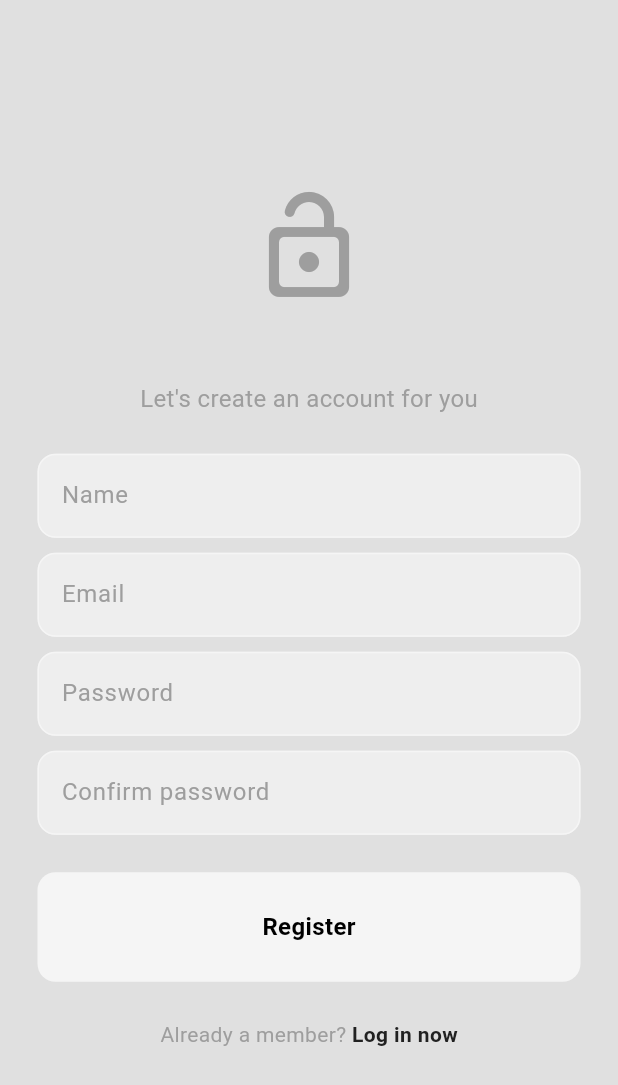
After one commit to SebastianBruce/social-media-clone, a Flutter app: the screen it shows after launch, after a tap on "Register now", on a phone screen of 412 x 824 dp. The commit adds this screen. Shown: the top 1085 px of the screen. Run offline on Flutter 3.47's test engine with Material 3 defaults, Android fonts, the phone set to English and light mode, and no system bars; our stand-ins replace cached_network_image, cloud_firestore, file_picker, firebase_auth, firebase_core, firebase_storage and 1 more; accounts and stored records are empty.

Commit message:
make responsive and compatible with web, build and host on the web

```diff
--- a/lib/features/auth/presentation/pages/login_page.dart
+++ b/lib/features/auth/presentation/pages/login_page.dart
@@ -21,6 +21,7 @@ import 'package:flutter_bloc/flutter_bloc.dart';
 import 'package:social_media_clone/features/auth/presentation/components/my_button.dart';
 import 'package:social_media_clone/features/auth/presentation/components/my_text_field.dart';
 import 'package:social_media_clone/features/auth/presentation/cubits/auth_cubit.dart';
+import 'package:social_media_clone/responsive/constrained_scaffold.dart';
 
 class LoginPage extends StatefulWidget {
   final void Function()? togglePages;
@@ -69,7 +70,7 @@ class _LoginPageState extends State<LoginPage> {
   @override
   Widget build(BuildContext context) {
     // SCAFFOLD
-    return Scaffold(
+    return ConstrainedScaffold(
       // BODY
       body: SafeArea(
         child: Center(
--- a/lib/features/auth/presentation/pages/register_page.dart
+++ b/lib/features/auth/presentation/pages/register_page.dart
@@ -3,6 +3,7 @@ import 'package:flutter_bloc/flutter_bloc.dart';
 import 'package:social_media_clone/features/auth/presentation/components/my_button.dart';
 import 'package:social_media_clone/features/auth/presentation/components/my_text_field.dart';
 import 'package:social_media_clone/features/auth/presentation/cubits/auth_cubit.dart';
+import 'package:social_media_clone/responsive/constrained_scaffold.dart';
 
 class RegisterPage extends StatefulWidget {
   final void Function()? togglePages;
@@ -68,7 +69,7 @@ class _RegisterPageState extends State<RegisterPage> {
   @override
   Widget build(BuildContext context) {
     // SCAFFOLD
-    return Scaffold(
+    return ConstrainedScaffold(
       // BODY
       body: SafeArea(
         child: Center(
--- a/lib/features/home/presentation/pages/home_page.dart
+++ b/lib/features/home/presentation/pages/home_page.dart
@@ -5,6 +5,7 @@ import 'package:social_media_clone/features/post/components/post_tile.dart';
 import 'package:social_media_clone/features/post/presentation/cubits/post_cubit.dart';
 import 'package:social_media_clone/features/post/presentation/cubits/post_states.dart';
 import 'package:social_media_clone/features/post/presentation/pages/upload_post_page.dart';
+import 'package:social_media_clone/responsive/constrained_scaffold.dart';
 
 class HomePage extends StatefulWidget {
   const HomePage({super.key});
@@ -39,7 +40,7 @@ class _HomePageState extends State<HomePage> {
   @override
   Widget build(BuildContext context) {
     // SCAFFOLD
-    return Scaffold(
+    return ConstrainedScaffold(
       // APP BAR
       appBar: AppBar(
         title: const Text("Home"),
--- a/lib/features/post/presentation/pages/upload_post_page.dart
+++ b/lib/features/post/presentation/pages/upload_post_page.dart
@@ -10,6 +10,7 @@ import 'package:social_media_clone/features/auth/presentation/cubits/auth_cubit.
 import 'package:social_media_clone/features/post/domain/entities/post.dart';
 import 'package:social_media_clone/features/post/presentation/cubits/post_cubit.dart';
 import 'package:social_media_clone/features/post/presentation/cubits/post_states.dart';
+import 'package:social_media_clone/responsive/constrained_scaffold.dart';
 
 class UploadPostPage extends StatefulWidget {
   const UploadPostPage({super.key});
@@ -132,7 +133,7 @@ class _UploadPostPageState extends State<UploadPostPage> {
 
   Widget buildUploadPage() {
     // SCAFFOLD
-    return Scaffold(
+    return ConstrainedScaffold(
       // APP BAR
       appBar: AppBar(
         title: const Text("Create Post"),
--- a/lib/features/profile/presentation/pages/edit_profile_page.dart
+++ b/lib/features/profile/presentation/pages/edit_profile_page.dart
@@ -9,6 +9,7 @@ import 'package:social_media_clone/features/auth/presentation/components/my_text
 import 'package:social_media_clone/features/profile/domain/entities/profile_user.dart';
 import 'package:social_media_clone/features/profile/presentation/cubits/profile_cubit.dart';
 import 'package:social_media_clone/features/profile/presentation/cubits/profile_states.dart';
+import 'package:social_media_clone/responsive/constrained_scaffold.dart';
 
 class EditProfilePage extends StatefulWidget {
   final ProfileUser user;
@@ -105,7 +106,7 @@ class _EditProfilePageState extends State<EditProfilePage> {
   }
 
   Widget buildEditPage() {
-    return Scaffold(
+    return ConstrainedScaffold(
       appBar: AppBar(
         title: const Text("Edit Profile"),
         foregroundColor: Theme.of(context).colorScheme.primary,
--- a/lib/features/profile/presentation/pages/follower_page.dart
+++ b/lib/features/profile/presentation/pages/follower_page.dart
@@ -11,6 +11,7 @@ import 'package:flutter/material.dart';
 import 'package:flutter_bloc/flutter_bloc.dart';
 import 'package:social_media_clone/features/profile/presentation/components/user_tile.dart';
 import 'package:social_media_clone/features/profile/presentation/cubits/profile_cubit.dart';
+import 'package:social_media_clone/responsive/constrained_scaffold.dart';
 
 class FollowerPage extends StatelessWidget {
   final List<String> followers;
@@ -29,7 +30,7 @@ class FollowerPage extends StatelessWidget {
       length: 2,
 
       // SCAFFOLD
-      child: Scaffold(
+      child: ConstrainedScaffold(
         // App bar
         appBar: AppBar(
           // Tab Bar
--- a/lib/features/profile/presentation/pages/profile_page.dart
+++ b/lib/features/profile/presentation/pages/profile_page.dart
@@ -13,6 +13,7 @@ import 'package:social_media_clone/features/profile/presentation/cubits/profile_
 import 'package:social_media_clone/features/profile/presentation/cubits/profile_states.dart';
 import 'package:social_media_clone/features/profile/presentation/pages/edit_profile_page.dart';
 import 'package:social_media_clone/features/profile/presentation/pages/follower_page.dart';
+import 'package:social_media_clone/responsive/constrained_scaffold.dart';
 
 class ProfilePage extends StatefulWidget {
   final String uid;
@@ -90,7 +91,9 @@ class _ProfilePageState extends State<ProfilePage> {
         // profile loaded
         final user = state.profileUser;
 
-        return Scaffold(
+        // SCAFFOLD
+        return ConstrainedScaffold(
+          //APP BAR
           appBar: AppBar(
             title: Text(user.name),
             foregroundColor: Theme.of(context).colorScheme.primary,
@@ -108,6 +111,7 @@ class _ProfilePageState extends State<ProfilePage> {
             ],
           ),
 
+          // BODY
           body: BlocBuilder<PostCubit, PostState>(
             builder: (context, postState) {
               List userPosts = [];
--- a/lib/features/search/presentation/pages/search_page.dart
+++ b/lib/features/search/presentation/pages/search_page.dart
@@ -3,6 +3,7 @@ import 'package:flutter_bloc/flutter_bloc.dart';
 import 'package:social_media_clone/features/profile/presentation/components/user_tile.dart';
 import 'package:social_media_clone/features/search/presentation/cubits/search_cubit.dart';
 import 'package:social_media_clone/features/search/presentation/cubits/search_states.dart';
+import 'package:social_media_clone/responsive/constrained_scaffold.dart';
 
 class SearchPage extends StatefulWidget {
   const SearchPage({super.key});
@@ -36,7 +37,7 @@ class _SearchPageState extends State<SearchPage> {
   @override
   Widget build(BuildContext context) {
     // SCAFFOLD
-    return Scaffold(
+    return ConstrainedScaffold(
       appBar:
           // App Bar
           AppBar(
--- a/lib/features/settings/pages/settings_page.dart
+++ b/lib/features/settings/pages/settings_page.dart
@@ -11,6 +11,7 @@ SETTINGS PAGE
 import 'package:flutter/cupertino.dart';
 import 'package:flutter/material.dart';
 import 'package:flutter_bloc/flutter_bloc.dart';
+import 'package:social_media_clone/responsive/constrained_scaffold.dart';
 import 'package:social_media_clone/themes/theme_cubit.dart';
 
 class SettingsPage extends StatelessWidget {
@@ -27,7 +28,7 @@ class SettingsPage extends StatelessWidget {
     bool isDarkMode = themeCubit.isDarkMode;
 
     // SCAFFOLD
-    return Scaffold(
+    return ConstrainedScaffold(
       appBar: AppBar(title: const Text("Settings"), centerTitle: true),
       body: Column(
         children: [
--- /dev/null
+++ b/lib/responsive/constrained_scaffold.dart
@@ -0,0 +1,37 @@
+/*
+
+CONSTRAINED SCAFFOLD
+
+This is a normal scaffold but the width is constrained so that it behaves
+consistently on larger screens (particular for web browsers).
+
+*/
+
+import 'package:flutter/material.dart';
+
+class ConstrainedScaffold extends StatelessWidget {
+  final Widget body;
+  final PreferredSizeWidget? appBar;
+  final Widget? drawer;
+
+  const ConstrainedScaffold({
+    super.key,
+    required this.body,
+    this.appBar,
+    this.drawer,
+  });
+
+  @override
+  Widget build(BuildContext context) {
+    return Scaffold(
+      appBar: appBar,
+      drawer: drawer,
+      body: Center(
+        child: ConstrainedBox(
+          constraints: const BoxConstraints(maxWidth: 430),
+          child: body,
+        ),
+      ),
+    );
+  }
+}
```
Also changed, not shown: firebase.json, 2 other files.
